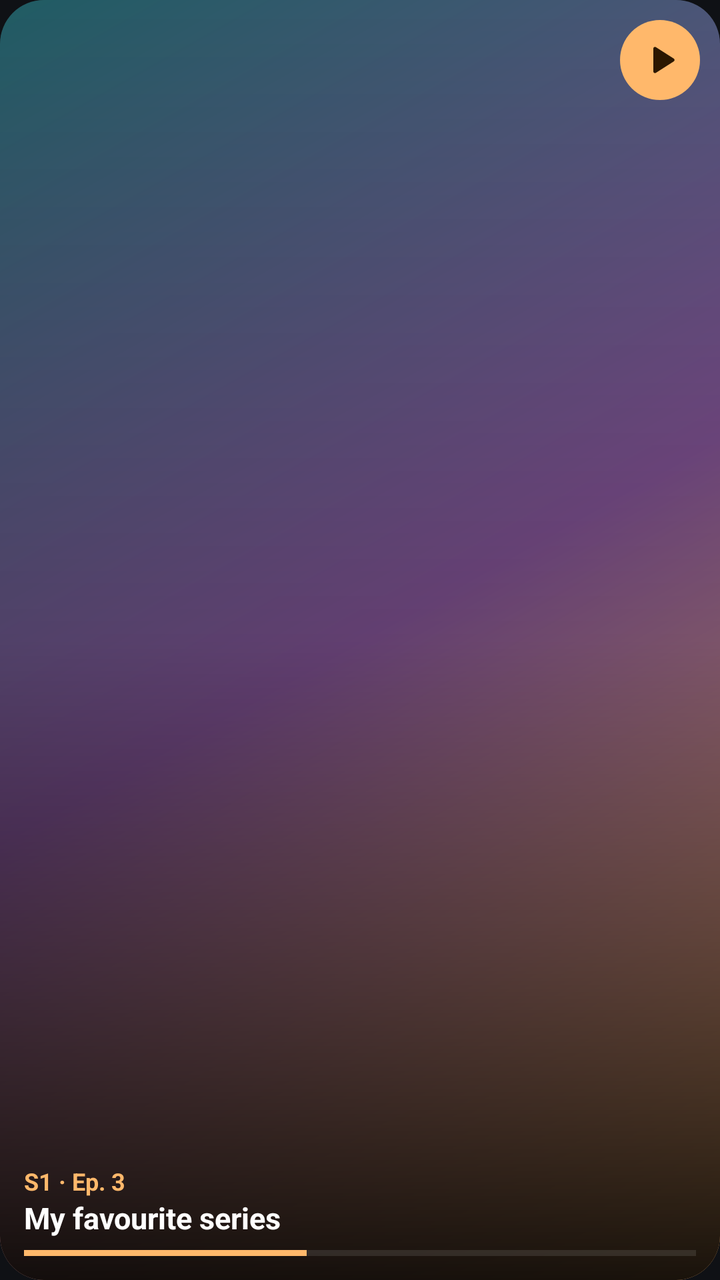
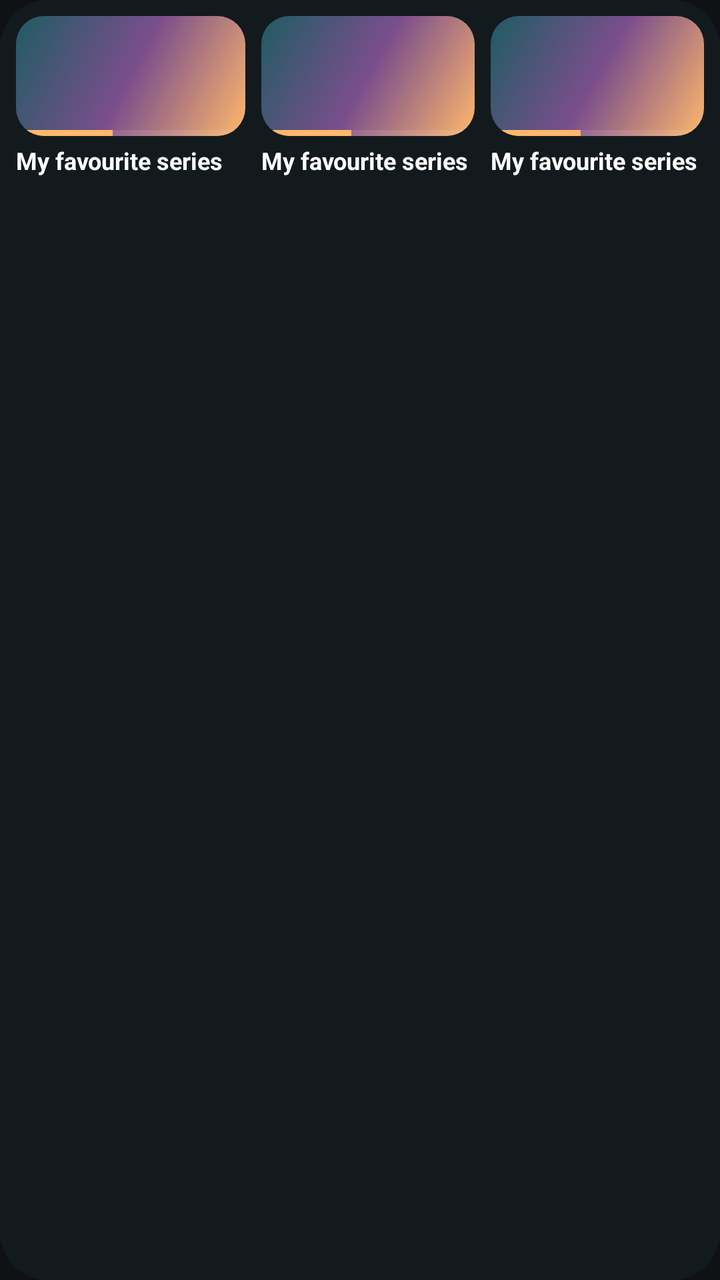

An Android layout rendered at two revisions. The XML below is the earlier revision; the diff shows what the commit changed to produce the second picture.
<!-- AndroidManifest.xml: application theme Theme.Castor -->
<!-- res/layout/widget_preview_stack.xml -->
<?xml version="1.0" encoding="utf-8"?>
<FrameLayout xmlns:android="http://schemas.android.com/apk/res/android"
    android:id="@+id/root"
    android:layout_width="match_parent"
    android:layout_height="match_parent"
    android:background="@drawable/widget_card"
    android:clipToOutline="true">
    <ImageView
        android:id="@+id/poster"
        android:layout_width="match_parent"
        android:layout_height="match_parent"
        android:importantForAccessibility="no"
        android:scaleType="centerCrop"
        android:src="@drawable/widget_sample_poster" />
    <ImageView
        android:layout_width="match_parent"
        android:layout_height="match_parent"
        android:importantForAccessibility="no"
        android:scaleType="fitXY"
        android:src="@drawable/widget_shade" />
    <ImageView
        android:id="@+id/resume_play"
        android:layout_width="40dp"
        android:layout_height="40dp"
        android:layout_gravity="top|end"
        android:layout_margin="10dp"
        android:background="@drawable/widget_play_bg"
        android:importantForAccessibility="no"
        android:padding="10dp"
        android:src="@drawable/ic_widget_play" />
    <LinearLayout
        android:layout_width="match_parent"
        android:layout_height="wrap_content"
        android:layout_gravity="bottom"
        android:orientation="vertical"
        android:padding="12dp">
        <TextView
            android:id="@+id/resume_sub"
            android:text="@string/widget_sample_sub"
            android:layout_width="match_parent"
            android:layout_height="wrap_content"
            android:ellipsize="end"
            android:maxLines="1"
            android:textColor="#FFFFB86B"
            android:textSize="12sp"
            android:textStyle="bold" />
        <TextView
            android:id="@+id/resume_title"
            android:text="@string/widget_sample_title"
            android:layout_width="match_parent"
            android:layout_height="wrap_content"
            android:ellipsize="end"
            android:maxLines="2"
            android:textColor="#FFFFFFFF"
            android:textSize="15sp"
            android:textStyle="bold" />
        <ProgressBar
            android:id="@+id/resume_progress"
            style="?android:attr/progressBarStyleHorizontal"
            android:layout_width="match_parent"
            android:layout_height="3dp"
            android:layout_marginTop="6dp"
            android:max="1000"
            android:progress="420"
            android:progressBackgroundTint="#55FFFFFF"
            android:progressTint="#FFFFB86B"
            android:visibility="visible" />
    </LinearLayout>
</FrameLayout>
<!-- resources referenced by this layout -->
<resources>
  <!-- drawable ic_widget_play (drawable) -->
  <?xml version="1.0" encoding="utf-8"?>
  <vector xmlns:android="http://schemas.android.com/apk/res/android" android:width="24dp" android:height="24dp"
      android:viewportWidth="24" android:viewportHeight="24">
      <path android:fillColor="#FF2B1700" android:pathData="M8,5.14v13.72c0,0.79 0.87,1.27 1.54,0.84l10.72,-6.86c0.62,-0.39 0.62,-1.29 0,-1.69L9.54,4.3C8.87,3.87 8,4.35 8,5.14z" />
  </vector>
  <!-- drawable widget_card (drawable) -->
  <?xml version="1.0" encoding="utf-8"?>
  <shape xmlns:android="http://schemas.android.com/apk/res/android" android:shape="rectangle">
      <solid android:color="#FF1E2629" />
      <corners android:radius="22dp" />
  </shape>
  <!-- drawable widget_play_bg (drawable) -->
  <?xml version="1.0" encoding="utf-8"?>
  <shape xmlns:android="http://schemas.android.com/apk/res/android" android:shape="oval">
      <solid android:color="#FFFFB86B" />
  </shape>
  <!-- drawable widget_sample_poster (drawable) -->
  <?xml version="1.0" encoding="utf-8"?>
  <shape xmlns:android="http://schemas.android.com/apk/res/android" android:shape="rectangle">
      <gradient android:angle="315" android:startColor="#FF1F5C63" android:centerColor="#FF7A4E8C" android:endColor="#FFFFB86B" />
  </shape>
  <!-- drawable widget_shade (drawable) -->
  <?xml version="1.0" encoding="utf-8"?>
  <shape xmlns:android="http://schemas.android.com/apk/res/android" android:shape="rectangle">
      <gradient android:angle="270" android:startColor="#00000000" android:centerColor="#33000000" android:endColor="#E6000000" />
  </shape>
  <string name="widget_sample_sub">S1 · Ep. 3</string>
  <string name="widget_sample_title">My favourite series</string>
  <style name="Theme.Castor" parent="android:Theme.Material.NoActionBar">
          <item name="android:windowBackground">@color/splash_bg</item>
          <item name="android:statusBarColor">@android:color/transparent</item>
          <item name="android:navigationBarColor">@android:color/transparent</item>
      </style>
  <color name="splash_bg">#0F1115</color>
</resources>

<!-- the commit's change to res/layout/widget_preview_stack.xml (unified diff, before → after) -->
@@ -1,69 +1,141 @@
 <?xml version="1.0" encoding="utf-8"?>
-<FrameLayout xmlns:android="http://schemas.android.com/apk/res/android"
-    android:id="@+id/root"
+<LinearLayout xmlns:android="http://schemas.android.com/apk/res/android"
     android:layout_width="match_parent"
     android:layout_height="match_parent"
-    android:background="@drawable/widget_card"
-    android:clipToOutline="true">
-    <ImageView
-        android:id="@+id/poster"
-        android:layout_width="match_parent"
-        android:layout_height="match_parent"
-        android:importantForAccessibility="no"
-        android:scaleType="centerCrop"
-        android:src="@drawable/widget_sample_poster" />
-    <ImageView
-        android:layout_width="match_parent"
-        android:layout_height="match_parent"
-        android:importantForAccessibility="no"
-        android:scaleType="fitXY"
-        android:src="@drawable/widget_shade" />
-    <ImageView
-        android:id="@+id/resume_play"
-        android:layout_width="40dp"
-        android:layout_height="40dp"
-        android:layout_gravity="top|end"
-        android:layout_margin="10dp"
-        android:background="@drawable/widget_play_bg"
-        android:importantForAccessibility="no"
-        android:padding="10dp"
-        android:src="@drawable/ic_widget_play" />
+    android:background="@drawable/widget_bg"
+    android:orientation="vertical"
+    android:padding="8dp">
     <LinearLayout
         android:layout_width="match_parent"
         android:layout_height="wrap_content"
-        android:layout_gravity="bottom"
-        android:orientation="vertical"
-        android:padding="12dp">
-        <TextView
-            android:id="@+id/resume_sub"
-            android:text="@string/widget_sample_sub"
+        android:orientation="horizontal">
+        <LinearLayout 
+            android:id="@+id/item"
             android:layout_width="match_parent"
             android:layout_height="wrap_content"
-            android:ellipsize="end"
-            android:maxLines="1"
-            android:textColor="#FFFFB86B"
-            android:textSize="12sp"
-            android:textStyle="bold" />
-        <TextView
-            android:id="@+id/resume_title"
-            android:text="@string/widget_sample_title"
+            android:layout_weight="1"
+            android:orientation="vertical">
+            <FrameLayout
+                android:layout_width="match_parent"
+                android:layout_height="60dp"
+                android:background="@drawable/widget_thumb"
+                android:clipToOutline="true">
+                <ImageView
+                    android:id="@+id/poster"
+                    android:layout_width="match_parent"
+                    android:layout_height="match_parent"
+                    android:importantForAccessibility="no"
+                    android:scaleType="centerCrop"
+                android:src="@drawable/widget_sample_poster" />
+                <ProgressBar
+                    android:id="@+id/resume_progress"
+                    style="?android:attr/progressBarStyleHorizontal"
+                    android:layout_width="match_parent"
+                    android:layout_height="3dp"
+                    android:layout_gravity="bottom"
+                    android:max="1000"
+                    android:progress="420"
+                    android:progressBackgroundTint="#55FFFFFF"
+                    android:progressTint="#FFFFB86B"
+                    android:visibility="visible" />
+            </FrameLayout>
+            <TextView
+                android:id="@+id/resume_title"
+                android:layout_width="match_parent"
+                android:layout_height="wrap_content"
+                android:layout_marginTop="4dp"
+                android:ellipsize="end"
+                android:maxLines="1"
+                android:text="@string/widget_sample_title"
+                android:textColor="#FFFFFFFF"
+                android:textSize="12sp"
+                android:textStyle="bold" />
+        </LinearLayout>
+        <LinearLayout 
+            android:id="@+id/item2"
             android:layout_width="match_parent"
             android:layout_height="wrap_content"
-            android:ellipsize="end"
-            android:maxLines="2"
-            android:textColor="#FFFFFFFF"
-            android:textSize="15sp"
-            android:textStyle="bold" />
-        <ProgressBar
-            android:id="@+id/resume_progress"
-            style="?android:attr/progressBarStyleHorizontal"
+            android:layout_weight="1"
+            android:orientation="vertical"
+            android:layout_marginStart="8dp">
+            <FrameLayout
+                android:layout_width="match_parent"
+                android:layout_height="60dp"
+                android:background="@drawable/widget_thumb"
+                android:clipToOutline="true">
+                <ImageView
+                    android:id="@+id/poster2"
+                    android:layout_width="match_parent"
+                    android:layout_height="match_parent"
+                    android:importantForAccessibility="no"
+                    android:scaleType="centerCrop"
+                android:src="@drawable/widget_sample_poster" />
+                <ProgressBar
+                    android:id="@+id/resume_progress2"
+                    style="?android:attr/progressBarStyleHorizontal"
+                    android:layout_width="match_parent"
+                    android:layout_height="3dp"
+                    android:layout_gravity="bottom"
+                    android:max="1000"
+                    android:progress="420"
+                    android:progressBackgroundTint="#55FFFFFF"
+                    android:progressTint="#FFFFB86B"
+                    android:visibility="visible" />
+            </FrameLayout>
+            <TextView
+                android:id="@+id/resume_title2"
+                android:layout_width="match_parent"
+                android:layout_height="wrap_content"
+                android:layout_marginTop="4dp"
+                android:ellipsize="end"
+                android:maxLines="1"
+                android:text="@string/widget_sample_title"
+                android:textColor="#FFFFFFFF"
+                android:textSize="12sp"
+                android:textStyle="bold" />
+        </LinearLayout>
+        <LinearLayout 
+            android:id="@+id/item3"
             android:layout_width="match_parent"
-            android:layout_height="3dp"
-            android:layout_marginTop="6dp"
-            android:max="1000"
-            android:progress="420"
-            android:progressBackgroundTint="#55FFFFFF"
-            android:progressTint="#FFFFB86B"
-            android:visibility="visible" />
+            android:layout_height="wrap_content"
+            android:layout_weight="1"
+            android:orientation="vertical"
+            android:layout_marginStart="8dp">
+            <FrameLayout
+                android:layout_width="match_parent"
+                android:layout_height="60dp"
+                android:background="@drawable/widget_thumb"
+                android:clipToOutline="true">
+                <ImageView
+                    android:id="@+id/poster3"
+                    android:layout_width="match_parent"
+                    android:layout_height="match_parent"
+                    android:importantForAccessibility="no"
+                    android:scaleType="centerCrop"
+                android:src="@drawable/widget_sample_poster" />
+                <ProgressBar
+                    android:id="@+id/resume_progress3"
+                    style="?android:attr/progressBarStyleHorizontal"
+                    android:layout_width="match_parent"
+                    android:layout_height="3dp"
+                    android:layout_gravity="bottom"
+                    android:max="1000"
+                    android:progress="420"
+                    android:progressBackgroundTint="#55FFFFFF"
+                    android:progressTint="#FFFFB86B"
+                    android:visibility="visible" />
+            </FrameLayout>
+            <TextView
+                android:id="@+id/resume_title3"
+                android:layout_width="match_parent"
+                android:layout_height="wrap_content"
+                android:layout_marginTop="4dp"
+                android:ellipsize="end"
+                android:maxLines="1"
+                android:text="@string/widget_sample_title"
+                android:textColor="#FFFFFFFF"
+                android:textSize="12sp"
+                android:textStyle="bold" />
+        </LinearLayout>
     </LinearLayout>
-</FrameLayout>
+</LinearLayout>
<!-- resource entries referenced after the edit -->
@@ -1,33 +1,22 @@
 <!-- resources referenced by this layout -->
 <resources>
-  <!-- drawable ic_widget_play (drawable) -->
-  <?xml version="1.0" encoding="utf-8"?>
-  <vector xmlns:android="http://schemas.android.com/apk/res/android" android:width="24dp" android:height="24dp"
-      android:viewportWidth="24" android:viewportHeight="24">
-      <path android:fillColor="#FF2B1700" android:pathData="M8,5.14v13.72c0,0.79 0.87,1.27 1.54,0.84l10.72,-6.86c0.62,-0.39 0.62,-1.29 0,-1.69L9.54,4.3C8.87,3.87 8,4.35 8,5.14z" />
-  </vector>
-  <!-- drawable widget_card (drawable) -->
+  <!-- drawable widget_bg (drawable) -->
   <?xml version="1.0" encoding="utf-8"?>
   <shape xmlns:android="http://schemas.android.com/apk/res/android" android:shape="rectangle">
-      <solid android:color="#FF1E2629" />
-      <corners android:radius="22dp" />
-  </shape>
-  <!-- drawable widget_play_bg (drawable) -->
-  <?xml version="1.0" encoding="utf-8"?>
-  <shape xmlns:android="http://schemas.android.com/apk/res/android" android:shape="oval">
-      <solid android:color="#FFFFB86B" />
+      <solid android:color="#F2141B1E" />
+      <corners android:radius="24dp" />
   </shape>
   <!-- drawable widget_sample_poster (drawable) -->
   <?xml version="1.0" encoding="utf-8"?>
   <shape xmlns:android="http://schemas.android.com/apk/res/android" android:shape="rectangle">
       <gradient android:angle="315" android:startColor="#FF1F5C63" android:centerColor="#FF7A4E8C" android:endColor="#FFFFB86B" />
   </shape>
-  <!-- drawable widget_shade (drawable) -->
+  <!-- drawable widget_thumb (drawable) -->
   <?xml version="1.0" encoding="utf-8"?>
   <shape xmlns:android="http://schemas.android.com/apk/res/android" android:shape="rectangle">
-      <gradient android:angle="270" android:startColor="#00000000" android:centerColor="#33000000" android:endColor="#E6000000" />
+      <solid android:color="#FF262E32" />
+      <corners android:radius="14dp" />
   </shape>
-  <string name="widget_sample_sub">S1 · Ep. 3</string>
   <string name="widget_sample_title">My favourite series</string>
   <style name="Theme.Castor" parent="android:Theme.Material.NoActionBar">
           <item name="android:windowBackground">@color/splash_bg</item>
